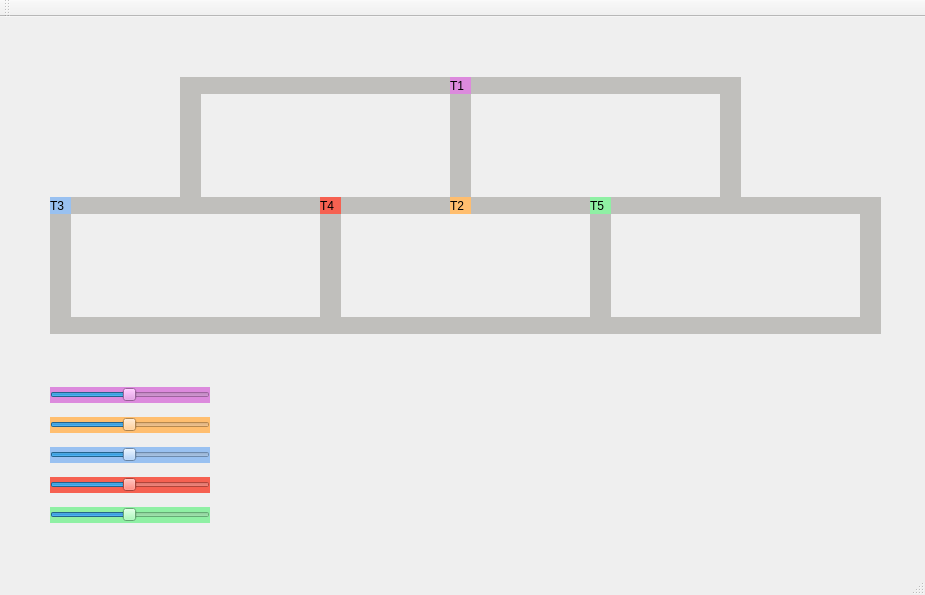
Old version of the form mainwindow.ui in the repository frankleiton/SO-TREM.
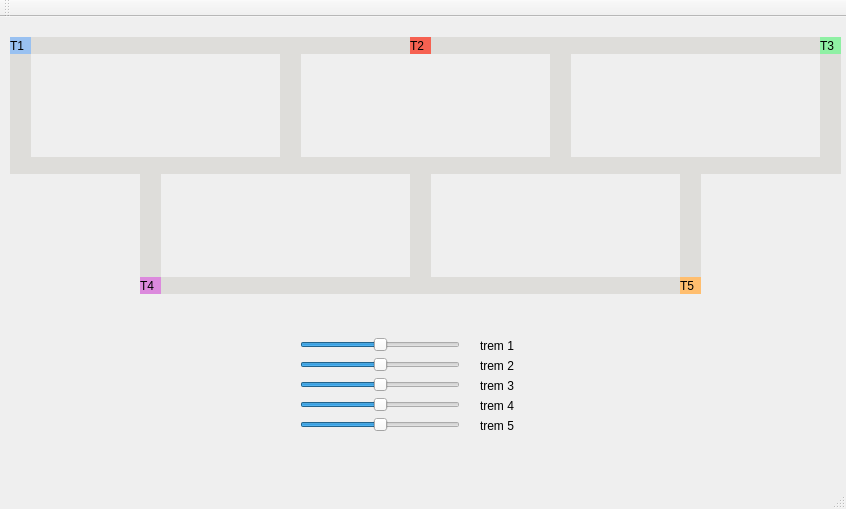
New version of the form.

```diff
--- a/mainwindow.ui
+++ b/mainwindow.ui
@@ -6,8 +6,8 @@
    <rect>
     <x>0</x>
     <y>0</y>
-    <width>925</width>
-    <height>595</height>
+    <width>846</width>
+    <height>509</height>
    </rect>
   </property>
   <property name="windowTitle">
@@ -17,30 +17,36 @@
    <widget class="QLabel" name="label_trem1">
     <property name="geometry">
      <rect>
-      <x>450</x>
-      <y>60</y>
+      <x>10</x>
+      <y>20</y>
       <width>21</width>
       <height>17</height>
      </rect>
     </property>
     <property name="styleSheet">
-     <string notr="true">QLabel { background: rgb(220, 138, 221)}</string>
+     <string notr="true">QLabel { background:rgb(153, 193, 241)}</string>
     </property>
     <property name="text">
      <string>T1</string>
     </property>
+    <property name="scaledContents">
+     <bool>false</bool>
+    </property>
+    <property name="wordWrap">
+     <bool>false</bool>
+    </property>
    </widget>
    <widget class="QLabel" name="label_trilho1">
     <property name="geometry">
      <rect>
-      <x>200</x>
-      <y>60</y>
+      <x>30</x>
+      <y>20</y>
       <width>250</width>
       <height>17</height>
      </rect>
     </property>
     <property name="styleSheet">
-     <string notr="true">QLabel { background: rgb(192, 191, 188)}</string>
+     <string notr="true">QLabel { background: rgb(222, 221, 218)}</string>
     </property>
     <property name="text">
      <string/>
@@ -49,14 +55,14 @@
    <widget class="QLabel" name="label_trilho2">
     <property name="geometry">
      <rect>
-      <x>200</x>
-      <y>180</y>
+      <x>30</x>
+      <y>140</y>
       <width>250</width>
       <height>17</height>
      </rect>
     </property>
     <property name="styleSheet">
-     <string notr="true">QLabel { background: rgb(192, 191, 188)}</string>
+     <string notr="true">QLabel { background: rgb(222, 221, 218)}</string>
     </property>
     <property name="text">
      <string/>
@@ -65,14 +71,14 @@
    <widget class="QLabel" name="label_trilho3">
     <property name="geometry">
      <rect>
-      <x>450</x>
-      <y>60</y>
+      <x>280</x>
+      <y>20</y>
       <width>21</width>
       <height>137</height>
      </rect>
     </property>
     <property name="styleSheet">
-     <string notr="true">QLabel { background: rgb(192, 191, 188)}</string>
+     <string notr="true">QLabel { background: rgb(222, 221, 218)}</string>
     </property>
     <property name="text">
      <string/>
@@ -81,30 +87,14 @@
    <widget class="QLabel" name="label_trilho4">
     <property name="geometry">
      <rect>
-      <x>180</x>
-      <y>60</y>
+      <x>10</x>
+      <y>20</y>
       <width>21</width>
       <height>137</height>
      </rect>
     </property>
     <property name="styleSheet">
-     <string notr="true">QLabel { background: rgb(192, 191, 188)}</string>
-    </property>
-    <property name="text">
-     <string/>
-    </property>
-   </widget>
-   <widget class="QLabel" name="label_trilho4_2">
-    <property name="geometry">
-     <rect>
-      <x>720</x>
-      <y>60</y>
-      <width>21</width>
-      <height>137</height>
-     </rect>
-    </property>
-    <property name="styleSheet">
-     <string notr="true">QLabel { background: rgb(192, 191, 188)}</string>
+     <string notr="true">QLabel { background: rgb(222, 221, 218)}</string>
     </property>
     <property name="text">
      <string/>
@@ -113,14 +103,14 @@
    <widget class="QLabel" name="label_trilho1_2">
     <property name="geometry">
      <rect>
-      <x>470</x>
-      <y>60</y>
+      <x>300</x>
+      <y>20</y>
       <width>250</width>
       <height>17</height>
      </rect>
     </property>
     <property name="styleSheet">
-     <string notr="true">QLabel { background: rgb(192, 191, 188)}</string>
+     <string notr="true">QLabel { background: rgb(222, 221, 218)}</string>
     </property>
     <property name="text">
      <string/>
@@ -129,14 +119,14 @@
    <widget class="QLabel" name="label_trilho2_2">
     <property name="geometry">
      <rect>
-      <x>739</x>
-      <y>180</y>
-      <width>121</width>
+      <x>300</x>
+      <y>140</y>
+      <width>250</width>
       <height>17</height>
      </rect>
     </property>
     <property name="styleSheet">
-     <string notr="true">QLabel { background: rgb(192, 191, 188)}</string>
+     <string notr="true">QLabel { background: rgb(222, 221, 218)}</string>
     </property>
     <property name="text">
      <string/>
@@ -145,46 +135,30 @@
    <widget class="QLabel" name="label_trem2">
     <property name="geometry">
      <rect>
-      <x>450</x>
-      <y>180</y>
+      <x>410</x>
+      <y>20</y>
       <width>21</width>
       <height>17</height>
      </rect>
     </property>
     <property name="styleSheet">
-     <string notr="true">QLabel { background: rgb(255, 190, 111)}</string>
+     <string notr="true">QLabel { background: rgb(246, 97, 81)}</string>
     </property>
     <property name="text">
      <string>T2</string>
     </property>
    </widget>
-   <widget class="QLabel" name="label_trilho3_3">
-    <property name="geometry">
-     <rect>
-      <x>590</x>
-      <y>180</y>
-      <width>21</width>
-      <height>137</height>
-     </rect>
-    </property>
-    <property name="styleSheet">
-     <string notr="true">QLabel { background: rgb(192, 191, 188)}</string>
-    </property>
-    <property name="text">
-     <string/>
-    </property>
-   </widget>
    <widget class="QLabel" name="label_trilho2_3">
     <property name="geometry">
      <rect>
-      <x>70</x>
-      <y>300</y>
+      <x>160</x>
+      <y>260</y>
       <width>250</width>
       <height>17</height>
      </rect>
     </property>
     <property name="styleSheet">
-     <string notr="true">QLabel { background: rgb(192, 191, 188)}</string>
+     <string notr="true">QLabel { background: rgb(222, 221, 218)}</string>
     </property>
     <property name="text">
      <string/>
@@ -193,172 +167,30 @@
    <widget class="QLabel" name="label_trilho2_4">
     <property name="geometry">
      <rect>
-      <x>340</x>
-      <y>300</y>
-      <width>250</width>
-      <height>17</height>
-     </rect>
-    </property>
-    <property name="styleSheet">
-     <string notr="true">QLabel { background: rgb(192, 191, 188)}</string>
-    </property>
-    <property name="text">
-     <string/>
-    </property>
-   </widget>
-   <widget class="QSlider" name="horizontalSlider_trem_1">
-    <property name="geometry">
-     <rect>
-      <x>50</x>
-      <y>370</y>
-      <width>160</width>
-      <height>16</height>
-     </rect>
-    </property>
-    <property name="styleSheet">
-     <string notr="true">background-color: rgb(220, 138, 221);</string>
-    </property>
-    <property name="maximum">
-     <number>199</number>
-    </property>
-    <property name="value">
-     <number>99</number>
-    </property>
-    <property name="orientation">
-     <enum>Qt::Horizontal</enum>
-    </property>
-   </widget>
-   <widget class="QSlider" name="horizontalSlider_trem_2">
-    <property name="geometry">
-     <rect>
-      <x>50</x>
-      <y>400</y>
-      <width>160</width>
-      <height>16</height>
-     </rect>
-    </property>
-    <property name="styleSheet">
-     <string notr="true">background-color: rgb(255, 190, 111);</string>
-    </property>
-    <property name="maximum">
-     <number>199</number>
-    </property>
-    <property name="value">
-     <number>99</number>
-    </property>
-    <property name="orientation">
-     <enum>Qt::Horizontal</enum>
-    </property>
-   </widget>
-   <widget class="QSlider" name="horizontalSlider_trem_3">
-    <property name="geometry">
-     <rect>
-      <x>50</x>
-      <y>430</y>
-      <width>160</width>
-      <height>16</height>
-     </rect>
-    </property>
-    <property name="styleSheet">
-     <string notr="true">background-color: rgb(153, 193, 241);</string>
-    </property>
-    <property name="maximum">
-     <number>200</number>
-    </property>
-    <property name="value">
-     <number>99</number>
-    </property>
-    <property name="orientation">
-     <enum>Qt::Horizontal</enum>
-    </property>
-   </widget>
-   <widget class="QSlider" name="horizontalSlider_trem_4">
-    <property name="geometry">
-     <rect>
-      <x>50</x>
-      <y>460</y>
-      <width>160</width>
-      <height>16</height>
-     </rect>
-    </property>
-    <property name="styleSheet">
-     <string notr="true">background-color: rgb(246, 97, 81);</string>
-    </property>
-    <property name="maximum">
-     <number>200</number>
-    </property>
-    <property name="value">
-     <number>99</number>
-    </property>
-    <property name="orientation">
-     <enum>Qt::Horizontal</enum>
-    </property>
-   </widget>
-   <widget class="QSlider" name="horizontalSlider_trem_5">
-    <property name="geometry">
-     <rect>
-      <x>50</x>
-      <y>490</y>
-      <width>160</width>
-      <height>16</height>
-     </rect>
-    </property>
-    <property name="styleSheet">
-     <string notr="true">background-color: rgb(143, 240, 164);</string>
-    </property>
-    <property name="maximum">
-     <number>200</number>
-    </property>
-    <property name="value">
-     <number>99</number>
-    </property>
-    <property name="orientation">
-     <enum>Qt::Horizontal</enum>
-    </property>
-   </widget>
-   <widget class="QLabel" name="label_trilho4_3">
-    <property name="geometry">
-     <rect>
-      <x>860</x>
-      <y>180</y>
+      <x>140</x>
+      <y>260</y>
       <width>21</width>
-      <height>137</height>
-     </rect>
-    </property>
-    <property name="styleSheet">
-     <string notr="true">QLabel { background: rgb(192, 191, 188)}</string>
-    </property>
-    <property name="text">
-     <string/>
-    </property>
-   </widget>
-   <widget class="QLabel" name="label_trilho1_3">
-    <property name="geometry">
-     <rect>
-      <x>610</x>
-      <y>300</y>
-      <width>250</width>
       <height>17</height>
      </rect>
     </property>
     <property name="styleSheet">
-     <string notr="true">QLabel { background: rgb(192, 191, 188)}</string>
+     <string notr="true">QLabel { background: rgb(220, 138, 221) }</string>
     </property>
     <property name="text">
-     <string/>
+     <string>T4</string>
     </property>
    </widget>
    <widget class="QLabel" name="label_trilho3_2">
     <property name="geometry">
      <rect>
-      <x>320</x>
-      <y>180</y>
+      <x>140</x>
+      <y>140</y>
       <width>21</width>
       <height>137</height>
      </rect>
     </property>
     <property name="styleSheet">
-     <string notr="true">QLabel { background: rgb(192, 191, 188)}</string>
+     <string notr="true">QLabel { background: rgb(222, 221, 218)}</string>
     </property>
     <property name="text">
      <string/>
@@ -367,14 +199,14 @@
    <widget class="QLabel" name="label_trilho3_4">
     <property name="geometry">
      <rect>
-      <x>50</x>
-      <y>180</y>
-      <width>21</width>
-      <height>137</height>
+      <x>570</x>
+      <y>140</y>
+      <width>250</width>
+      <height>17</height>
      </rect>
     </property>
     <property name="styleSheet">
-     <string notr="true">QLabel { background: rgb(192, 191, 188)}</string>
+     <string notr="true">QLabel { background: rgb(222, 221, 218)}</string>
     </property>
     <property name="text">
      <string/>
@@ -383,30 +215,46 @@
    <widget class="QLabel" name="label_trilho2_7">
     <property name="geometry">
      <rect>
-      <x>60</x>
-      <y>180</y>
-      <width>125</width>
+      <x>570</x>
+      <y>20</y>
+      <width>250</width>
       <height>17</height>
      </rect>
     </property>
     <property name="styleSheet">
-     <string notr="true">QLabel { background: rgb(192, 191, 188)}</string>
+     <string notr="true">QLabel { background: rgb(222, 221, 218)}</string>
     </property>
     <property name="text">
      <string/>
     </property>
    </widget>
-   <widget class="QLabel" name="label_trilho2_5">
+   <widget class="QLabel" name="label_trilho4_4">
     <property name="geometry">
      <rect>
-      <x>470</x>
-      <y>180</y>
-      <width>250</width>
-      <height>17</height>
+      <x>820</x>
+      <y>20</y>
+      <width>21</width>
+      <height>137</height>
      </rect>
     </property>
     <property name="styleSheet">
-     <string notr="true">QLabel { background: rgb(192, 191, 188)}</string>
+     <string notr="true">QLabel { background: rgb(222, 221, 218)}</string>
+    </property>
+    <property name="text">
+     <string/>
+    </property>
+   </widget>
+   <widget class="QLabel" name="label_trilho3_3">
+    <property name="geometry">
+     <rect>
+      <x>550</x>
+      <y>20</y>
+      <width>21</width>
+      <height>137</height>
+     </rect>
+    </property>
+    <property name="styleSheet">
+     <string notr="true">QLabel { background: rgb(222, 221, 218)}</string>
     </property>
     <property name="text">
      <string/>
@@ -415,14 +263,14 @@
    <widget class="QLabel" name="label_trem3">
     <property name="geometry">
      <rect>
-      <x>50</x>
-      <y>180</y>
+      <x>820</x>
+      <y>20</y>
       <width>21</width>
       <height>17</height>
      </rect>
     </property>
     <property name="styleSheet">
-     <string notr="true">QLabel { background: rgb(153, 193, 241)}</string>
+     <string notr="true">QLabel { background: rgb(143, 240, 164) }</string>
     </property>
     <property name="text">
      <string>T3</string>
@@ -431,36 +279,237 @@
    <widget class="QLabel" name="label_trem4">
     <property name="geometry">
      <rect>
-      <x>320</x>
-      <y>180</y>
-      <width>21</width>
+      <x>430</x>
+      <y>260</y>
+      <width>250</width>
       <height>17</height>
      </rect>
     </property>
     <property name="styleSheet">
-     <string notr="true">QLabel { background: rgb(246, 97, 81)}</string>
+     <string notr="true">QLabel { background: rgb(222, 221, 218)}</string>
     </property>
     <property name="text">
-     <string>T4</string>
+     <string/>
+    </property>
+   </widget>
+   <widget class="QLabel" name="label_trilho3_4">
+    <property name="geometry">
+     <rect>
+      <x>410</x>
+      <y>140</y>
+      <width>21</width>
+      <height>137</height>
+     </rect>
+    </property>
+    <property name="styleSheet">
+     <string notr="true">QLabel { background: rgb(222, 221, 218)}</string>
+    </property>
+    <property name="text">
+     <string/>
+    </property>
+   </widget>
+   <widget class="QLabel" name="label_trilho4_5">
+    <property name="geometry">
+     <rect>
+      <x>680</x>
+      <y>140</y>
+      <width>21</width>
+      <height>137</height>
+     </rect>
+    </property>
+    <property name="styleSheet">
+     <string notr="true">QLabel { background: rgb(222, 221, 218)}</string>
+    </property>
+    <property name="text">
+     <string/>
     </property>
    </widget>
    <widget class="QLabel" name="label_trem5">
     <property name="geometry">
      <rect>
-      <x>590</x>
-      <y>180</y>
+      <x>680</x>
+      <y>260</y>
       <width>21</width>
       <height>17</height>
      </rect>
     </property>
     <property name="styleSheet">
-     <string notr="true">QLabel { background: rgb(143, 240, 164)}</string>
+     <string notr="true">QLabel { background: rgb(255, 190, 111)}</string>
     </property>
     <property name="text">
      <string>T5</string>
     </property>
    </widget>
-   <zorder>label_trilho2_5</zorder>
+   <widget class="QSlider" name="horizontalSlider">
+    <property name="geometry">
+     <rect>
+      <x>300</x>
+      <y>320</y>
+      <width>160</width>
+      <height>16</height>
+     </rect>
+    </property>
+    <property name="styleSheet">
+     <string notr="true"/>
+    </property>
+    <property name="maximum">
+     <number>200</number>
+    </property>
+    <property name="value">
+     <number>100</number>
+    </property>
+    <property name="orientation">
+     <enum>Qt::Horizontal</enum>
+    </property>
+   </widget>
+   <widget class="QSlider" name="horizontalSlider_2">
+    <property name="geometry">
+     <rect>
+      <x>300</x>
+      <y>340</y>
+      <width>160</width>
+      <height>16</height>
+     </rect>
+    </property>
+    <property name="maximum">
+     <number>200</number>
+    </property>
+    <property name="value">
+     <number>100</number>
+    </property>
+    <property name="orientation">
+     <enum>Qt::Horizontal</enum>
+    </property>
+   </widget>
+   <widget class="QSlider" name="horizontalSlider_3">
+    <property name="geometry">
+     <rect>
+      <x>300</x>
+      <y>360</y>
+      <width>160</width>
+      <height>16</height>
+     </rect>
+    </property>
+    <property name="maximum">
+     <number>200</number>
+    </property>
+    <property name="value">
+     <number>100</number>
+    </property>
+    <property name="sliderPosition">
+     <number>100</number>
+    </property>
+    <property name="orientation">
+     <enum>Qt::Horizontal</enum>
+    </property>
+   </widget>
+   <widget class="QSlider" name="horizontalSlider_4">
+    <property name="geometry">
+     <rect>
+      <x>300</x>
+      <y>380</y>
+      <width>160</width>
+      <height>16</height>
+     </rect>
+    </property>
+    <property name="maximum">
+     <number>200</number>
+    </property>
+    <property name="value">
+     <number>100</number>
+    </property>
+    <property name="orientation">
+     <enum>Qt::Horizontal</enum>
+    </property>
+   </widget>
+   <widget class="QSlider" name="horizontalSlider_5">
+    <property name="geometry">
+     <rect>
+      <x>300</x>
+      <y>400</y>
+      <width>160</width>
+      <height>16</height>
+     </rect>
+    </property>
+    <property name="maximum">
+     <number>200</number>
+    </property>
+    <property name="value">
+     <number>100</number>
+    </property>
+    <property name="orientation">
+     <enum>Qt::Horizontal</enum>
+    </property>
+   </widget>
+   <widget class="QLabel" name="label">
+    <property name="geometry">
+     <rect>
+      <x>480</x>
+      <y>320</y>
+      <width>67</width>
+      <height>17</height>
+     </rect>
+    </property>
+    <property name="text">
+     <string>trem 1</string>
+    </property>
+   </widget>
+   <widget class="QLabel" name="label_2">
+    <property name="geometry">
+     <rect>
+      <x>480</x>
+      <y>340</y>
+      <width>67</width>
+      <height>17</height>
+     </rect>
+    </property>
+    <property name="text">
+     <string>trem 2</string>
+    </property>
+   </widget>
+   <widget class="QLabel" name="label_3">
+    <property name="geometry">
+     <rect>
+      <x>480</x>
+      <y>360</y>
+      <width>67</width>
+      <height>17</height>
+     </rect>
+    </property>
+    <property name="text">
+     <string>trem 3</string>
+    </property>
+   </widget>
+   <widget class="QLabel" name="label_4">
+    <property name="geometry">
+     <rect>
+      <x>480</x>
+      <y>380</y>
+      <width>67</width>
+      <height>17</height>
+     </rect>
+    </property>
+    <property name="text">
+     <string>trem 4</string>
+    </property>
+   </widget>
+   <widget class="QLabel" name="label_5">
+    <property name="geometry">
+     <rect>
+      <x>480</x>
+      <y>400</y>
+      <width>67</width>
+      <height>17</height>
+     </rect>
+    </property>
+    <property name="text">
+     <string>trem 5</string>
+    </property>
+   </widget>
+   <zorder>label_trilho3_2</zorder>
+   <zorder>label_trilho4_5</zorder>
+   <zorder>label_trilho3_4</zorder>
+   <zorder>label_trilho3_3</zorder>
    <zorder>label_trilho1</zorder>
    <zorder>label_trilho2</zorder>
    <zorder>label_trilho3</zorder>
```
Left out of the diff: 41 changed lines with no effect on the pictures.
